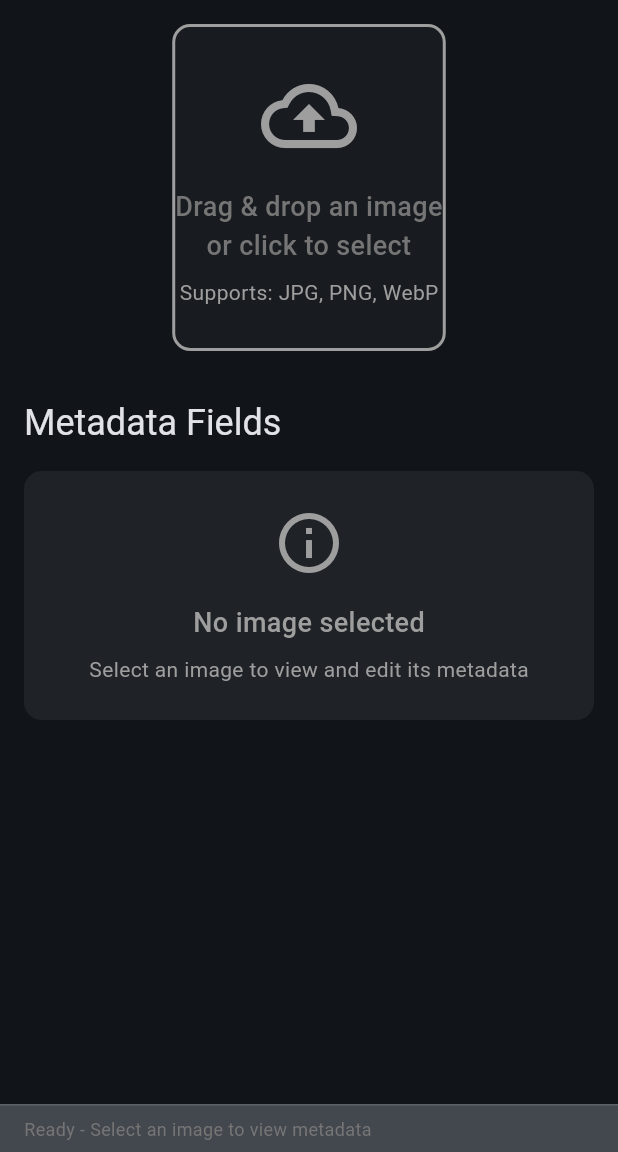
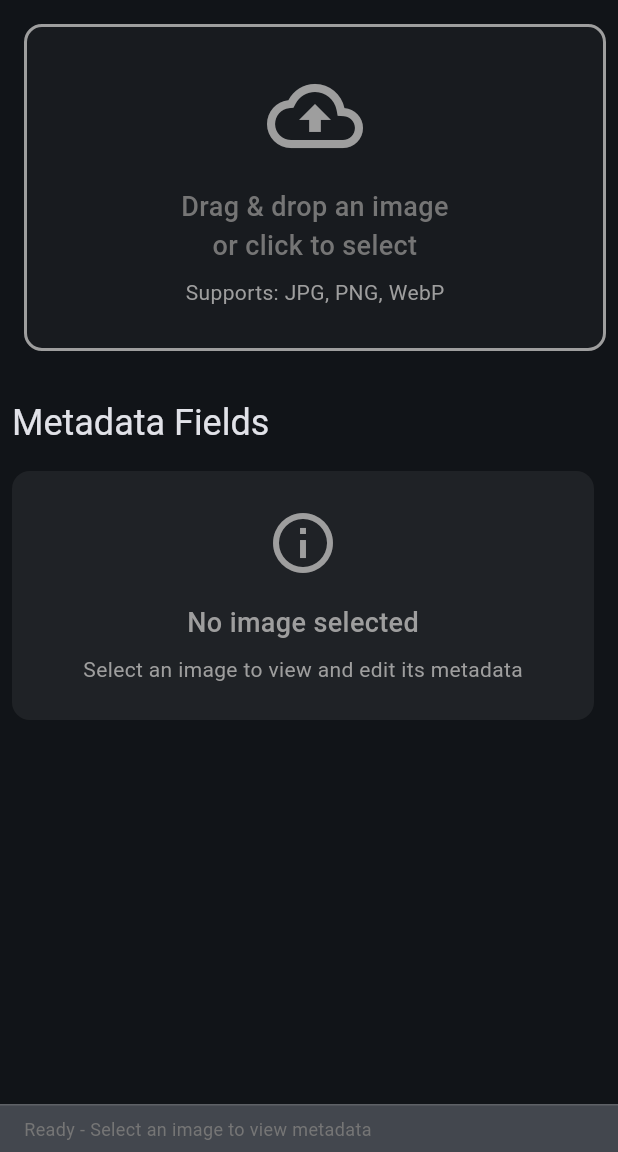
Before and after one commit to DraconicDragon/flutter_meta_edit, a Flutter app: the screen it shows after launch, on a phone screen of 412 x 824 dp, the part 84-1236 px from its top. Run offline on Flutter 3.47's test engine with Material 3 defaults, Android fonts, the phone set to English and light mode, and no system bars; our stand-ins replace file_picker, shared_preferences; missing offline and left inert: desktop_drop, exif.

Commit message:
improve ux

```diff
--- a/lib/main.dart
+++ b/lib/main.dart
@@ -569,11 +569,11 @@ class _MetaEditHomePageState extends State<MetaEditHomePage> {
           Expanded(
             child: LayoutBuilder(
               builder: (BuildContext context, BoxConstraints constraints) {
-                final bool useVerticalLayout = constraints.maxWidth < 700;
+                final bool useVerticalLayout = constraints.maxWidth < 800;
 
                 Widget buildImagePickerSection() {
                   return Container(
-                    margin: const EdgeInsets.all(16),
+                    margin: const EdgeInsets.fromLTRB(16, 16, 8, 16),
                     child: DropTarget(
                       onDragEntered: (details) {
                         setState(() {
@@ -762,7 +762,7 @@ class _MetaEditHomePageState extends State<MetaEditHomePage> {
 
                 Widget buildMetadataSection() {
                   return Container(
-                    margin: const EdgeInsets.all(16),
+                    margin: const EdgeInsets.fromLTRB(8, 16, 16, 16),
                     child: Column(
                       crossAxisAlignment: CrossAxisAlignment.start,
                       children: [
@@ -1020,7 +1020,11 @@ class _MetaEditHomePageState extends State<MetaEditHomePage> {
                   return Column(
                     children: [
                       // Image picker at the top (with fixed height)
-                      SizedBox(height: 250, child: buildImagePickerSection()),
+                      SizedBox(
+                        height: 250,
+                        width: double.infinity,
+                        child: buildImagePickerSection(),
+                      ),
                       // Metadata section below (expandable)
                       Expanded(child: buildMetadataSection()),
                     ],
```
